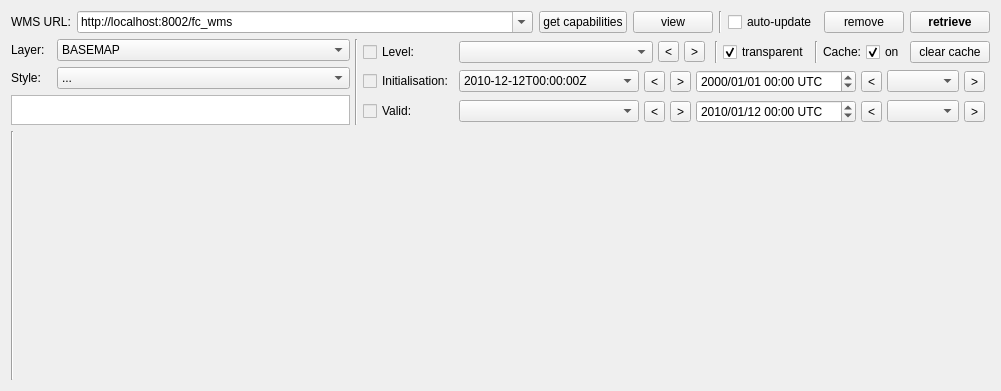
Old version of the form mslib/msui/ui/ui_wms_dockwidget.ui in the repository Open-MSS/MSS.
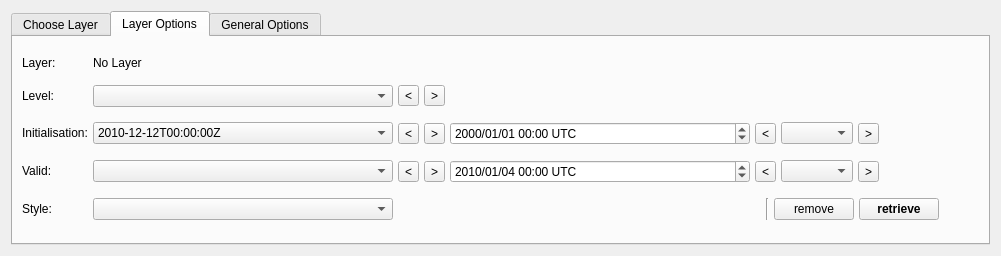
New version of the form. The open tabs and pages were chosen to show the change.

Commit message: Support multiple layer rendering

```diff
--- a/mslib/msui/ui/ui_wms_dockwidget.ui
+++ b/mslib/msui/ui/ui_wms_dockwidget.ui
@@ -7,7 +7,7 @@
     <x>0</x>
     <y>0</y>
     <width>1001</width>
-    <height>391</height>
+    <height>256</height>
    </rect>
   </property>
   <property name="sizePolicy">
@@ -27,6 +27,122 @@
   </property>
   <layout class="QVBoxLayout" name="verticalLayout_4">
    <item>
+    <widget class="QTabWidget" name="tabWidget">
+     <property name="sizePolicy">
+      <sizepolicy hsizetype="MinimumExpanding" vsizetype="MinimumExpanding">
+       <horstretch>0</horstretch>
+       <verstretch>0</verstretch>
+      </sizepolicy>
+     </property>
+     <property name="minimumSize">
+      <size>
+       <width>0</width>
+       <height>0</height>
+      </size>
+     </property>
+     <property name="maximumSize">
+      <size>
+       <width>16777215</width>
+       <height>16777215</height>
+      </size>
+     </property>
+     <property name="currentIndex">
+      <number>0</number>
+     </property>
+     <widget class="QWidget" name="tab">
+      <property name="sizePolicy">
+       <sizepolicy hsizetype="Expanding" vsizetype="Expanding">
+        <horstretch>0</horstretch>
+        <verstretch>0</verstretch>
+       </sizepolicy>
+      </property>
+      <attribute name="title">
+       <string>Choose Layer</string>
+      </attribute>
+      <layout class="QHBoxLayout" name="horizontalLayout">
+       <item>
+        <layout class="QVBoxLayout" name="verticalLayout">
+         <item>
+          <layout class="QHBoxLayout" name="horizontalLayout_6">
+           <item>
+            <widget class="QLabel" name="lFilter">
+             <property name="text">
+              <string>Layer Filter:</string>
+             </property>
+            </widget>
+           </item>
+           <item>
+            <widget class="QLineEdit" name="leMultiFilter">
+             <property name="sizePolicy">
+              <sizepolicy hsizetype="MinimumExpanding" vsizetype="Fixed">
+               <horstretch>0</horstretch>
+               <verstretch>0</verstretch>
+              </sizepolicy>
+             </property>
+            </widget>
+           </item>
+          </layout>
+         </item>
+         <item>
+          <widget class="QTreeWidget" name="listLayers">
+           <property name="sizePolicy">
+            <sizepolicy hsizetype="Preferred" vsizetype="Fixed">
+             <horstretch>0</horstretch>
+             <verstretch>0</verstretch>
+            </sizepolicy>
+           </property>
+           <property name="maximumSize">
+            <size>
+             <width>16777215</width>
+             <height>125</height>
+            </size>
+           </property>
+           <property name="autoFillBackground">
+            <bool>false</bool>
+           </property>
+           <property name="frameShape">
+            <enum>QFrame::StyledPanel</enum>
+           </property>
+           <property name="dragEnabled">
+            <bool>false</bool>
+           </property>
+           <property name="dragDropOverwriteMode">
+            <bool>false</bool>
+           </property>
+           <property name="alternatingRowColors">
+            <bool>true</bool>
+           </property>
+           <property name="animated">
+            <bool>false</bool>
+           </property>
+           <property name="headerHidden">
+            <bool>true</bool>
+           </property>
+           <property name="columnCount">
+            <number>2</number>
+           </property>
+           <attribute name="headerVisible">
+            <bool>false</bool>
+           </attribute>
+           <attribute name="headerCascadingSectionResizes">
+            <bool>true</bool>
+           </attribute>
+           <attribute name="headerStretchLastSection">
+            <bool>false</bool>
+           </attribute>
+           <column>
+            <property name="text">
+             <string notr="true">Name</string>
+            </property>
+           </column>
+           <column>
+            <property name="text">
+             <string>Priority</string>
+            </property>
+           </column>
+          </widget>
+         </item>
+         <item>
     <layout class="QHBoxLayout" name="horizontalLayout_9">
      <item>
       <widget class="QLabel" name="label_7">
@@ -84,388 +200,25 @@
        </property>
       </widget>
      </item>
-     <item>
-      <widget class="Line" name="line_4">
-       <property name="orientation">
-        <enum>Qt::Vertical</enum>
-       </property>
-      </widget>
-     </item>
-     <item>
-      <widget class="QCheckBox" name="cbAutoUpdate">
-       <property name="sizePolicy">
-        <sizepolicy hsizetype="Minimum" vsizetype="Minimum">
-         <horstretch>0</horstretch>
-         <verstretch>0</verstretch>
-        </sizepolicy>
-       </property>
-       <property name="maximumSize">
-        <size>
-         <width>200</width>
-         <height>16777215</height>
-        </size>
-       </property>
-       <property name="toolTip">
-        <string>Automatically request an updated map when the layer parameters have changed.</string>
-       </property>
-       <property name="text">
-        <string>auto-update</string>
-       </property>
-      </widget>
-     </item>
-     <item>
-      <widget class="QPushButton" name="btClearMap">
-       <property name="maximumSize">
-        <size>
-         <width>200</width>
-         <height>16777215</height>
-        </size>
-       </property>
-       <property name="text">
-        <string>remove</string>
-       </property>
-      </widget>
-     </item>
-     <item>
-      <widget class="QPushButton" name="btGetMap">
-       <property name="maximumSize">
-        <size>
-         <width>200</width>
-         <height>16777215</height>
-        </size>
-       </property>
-       <property name="font">
-        <font>
-         <weight>75</weight>
-         <bold>true</bold>
-        </font>
-       </property>
-       <property name="toolTip">
-        <string>&lt;html&gt;&lt;head/&gt;&lt;body&gt;&lt;p&gt;Request a map with the specifed parameters.&lt;/p&gt;&lt;p&gt;Keyboard shortcut: Enter&lt;/p&gt;&lt;/body&gt;&lt;/html&gt;</string>
-       </property>
-       <property name="text">
-        <string>retrieve</string>
-       </property>
-       <property name="shortcut">
-        <string>Return</string>
-       </property>
-      </widget>
-     </item>
-    </layout>
-   </item>
+          </layout>
+         </item>
+        </layout>
+       </item>
+      </layout>
+     </widget>
+     <widget class="QWidget" name="tab_2">
+      <attribute name="title">
+       <string>Layer Options</string>
+      </attribute>
+      <layout class="QHBoxLayout" name="horizontalLayout_2">
    <item>
     <layout class="QHBoxLayout" name="horizontalLayout_5">
      <property name="spacing">
       <number>5</number>
      </property>
-     <item>
-      <layout class="QVBoxLayout" name="verticalLayout">
-       <property name="spacing">
-        <number>6</number>
-       </property>
-       <property name="sizeConstraint">
-        <enum>QLayout::SetMinimumSize</enum>
-       </property>
-       <item>
-        <layout class="QHBoxLayout" name="horizontalLayout">
-         <item>
-          <widget class="QLabel" name="label_8">
-           <property name="sizePolicy">
-            <sizepolicy hsizetype="Fixed" vsizetype="Fixed">
-             <horstretch>0</horstretch>
-             <verstretch>0</verstretch>
-            </sizepolicy>
-           </property>
-           <property name="minimumSize">
-            <size>
-             <width>40</width>
-             <height>0</height>
-            </size>
-           </property>
-           <property name="text">
-            <string>Layer:</string>
-           </property>
-          </widget>
-         </item>
-         <item>
-          <widget class="QComboBox" name="cbLayer">
-           <property name="sizePolicy">
-            <sizepolicy hsizetype="MinimumExpanding" vsizetype="Fixed">
-             <horstretch>0</horstretch>
-             <verstretch>0</verstretch>
-            </sizepolicy>
-           </property>
-           <property name="minimumSize">
-            <size>
-             <width>200</width>
-             <height>0</height>
-            </size>
-           </property>
-           <property name="toolTip">
-            <string/>
-           </property>
-           <property name="styleSheet">
-            <string notr="true">QComboBox QAbstractItemView { min-width: 800px; }</string>
-           </property>
-           <property name="sizeAdjustPolicy">
-            <enum>QComboBox::AdjustToContentsOnFirstShow</enum>
-           </property>
-           <property name="minimumContentsLength">
-            <number>0</number>
-           </property>
-           <item>
-            <property name="text">
-             <string>BASEMAP</string>
-            </property>
-           </item>
-           <item>
-            <property name="text">
-             <string>MSLP</string>
-            </property>
-           </item>
-           <item>
-            <property name="text">
-             <string>TCC</string>
-            </property>
-           </item>
-          </widget>
-         </item>
-        </layout>
-       </item>
-       <item>
-        <layout class="QHBoxLayout" name="horizontalLayout_2">
-         <item>
-          <widget class="QLabel" name="label_11">
-           <property name="sizePolicy">
-            <sizepolicy hsizetype="Fixed" vsizetype="Fixed">
-             <horstretch>0</horstretch>
-             <verstretch>0</verstretch>
-            </sizepolicy>
-           </property>
-           <property name="minimumSize">
-            <size>
-             <width>40</width>
-             <height>0</height>
-            </size>
-           </property>
-           <property name="text">
-            <string>Style:</string>
-           </property>
-          </widget>
-         </item>
-         <item>
-          <widget class="QComboBox" name="cbStyle">
-           <property name="sizePolicy">
-            <sizepolicy hsizetype="MinimumExpanding" vsizetype="Fixed">
-             <horstretch>0</horstretch>
-             <verstretch>0</verstretch>
-            </sizepolicy>
-           </property>
-           <property name="minimumSize">
-            <size>
-             <width>200</width>
-             <height>0</height>
-            </size>
-           </property>
-           <property name="styleSheet">
-            <string notr="true">QComboBox QAbstractItemView { min-width: 600px; }</string>
-           </property>
-           <property name="sizeAdjustPolicy">
-            <enum>QComboBox::AdjustToContentsOnFirstShow</enum>
-           </property>
-           <property name="frame">
-            <bool>true</bool>
-           </property>
-           <item>
-            <property name="text">
-             <string>...</string>
-            </property>
-           </item>
-          </widget>
-         </item>
-        </layout>
-       </item>
-       <item>
-        <widget class="QTextEdit" name="teLayerAbstract">
-         <property name="sizePolicy">
-          <sizepolicy hsizetype="MinimumExpanding" vsizetype="Minimum">
-           <horstretch>0</horstretch>
-           <verstretch>0</verstretch>
-          </sizepolicy>
-         </property>
-         <property name="minimumSize">
-          <size>
-           <width>0</width>
-           <height>30</height>
-          </size>
-         </property>
-         <property name="readOnly">
-          <bool>true</bool>
-         </property>
-         <property name="html">
-          <string>&lt;!DOCTYPE HTML PUBLIC &quot;-//W3C//DTD HTML 4.0//EN&quot; &quot;http://www.w3.org/TR/REC-html40/strict.dtd&quot;&gt;
-&lt;html&gt;&lt;head&gt;&lt;meta name=&quot;qrichtext&quot; content=&quot;1&quot; /&gt;&lt;style type=&quot;text/css&quot;&gt;
-p, li { white-space: pre-wrap; }
-&lt;/style&gt;&lt;/head&gt;&lt;body style=&quot; font-family:'Sans Serif'; font-size:9pt; font-weight:400; font-style:normal;&quot;&gt;
-&lt;p style=&quot;-qt-paragraph-type:empty; margin-top:0px; margin-bottom:0px; margin-left:0px; margin-right:0px; -qt-block-indent:0; text-indent:0px; font-size:10pt;&quot;&gt;&lt;br /&gt;&lt;/p&gt;&lt;/body&gt;&lt;/html&gt;</string>
-         </property>
-        </widget>
-       </item>
-      </layout>
-     </item>
-     <item>
-      <widget class="Line" name="line_2">
-       <property name="sizePolicy">
-        <sizepolicy hsizetype="Fixed" vsizetype="Minimum">
-         <horstretch>0</horstretch>
-         <verstretch>0</verstretch>
-        </sizepolicy>
-       </property>
-       <property name="orientation">
-        <enum>Qt::Vertical</enum>
-       </property>
-      </widget>
-     </item>
      <item>
       <layout class="QGridLayout" name="gridLayout">
-       <item row="1" column="2">
-        <layout class="QHBoxLayout" name="horizontalLayout_3">
-         <item>
-          <widget class="QComboBox" name="cbInitTime">
-           <property name="sizePolicy">
-            <sizepolicy hsizetype="MinimumExpanding" vsizetype="Fixed">
-             <horstretch>1</horstretch>
-             <verstretch>0</verstretch>
-            </sizepolicy>
-           </property>
-           <property name="minimumSize">
-            <size>
-             <width>180</width>
-             <height>0</height>
-            </size>
-           </property>
-           <property name="maximumSize">
-            <size>
-             <width>300</width>
-             <height>16777215</height>
-            </size>
-           </property>
-           <property name="toolTip">
-            <string>Forecast initialisation time (base time) values provided by the WMS server.</string>
-           </property>
-           <item>
-            <property name="text">
-             <string>2010-12-12T00:00:00Z</string>
-            </property>
-           </item>
-          </widget>
-         </item>
-         <item>
-          <widget class="QToolButton" name="tbInitTime_cbback">
-           <property name="toolTip">
-            <string>Keyboard shortcut: alt-left</string>
-           </property>
-           <property name="text">
-            <string>&lt;</string>
-           </property>
-           <property name="shortcut">
-            <string>Alt+Left</string>
-           </property>
-          </widget>
-         </item>
-         <item>
-          <widget class="QToolButton" name="tbInitTime_cbfwd">
-           <property name="toolTip">
-            <string>Keyboard shortcut: alt-right</string>
-           </property>
-           <property name="text">
-            <string>&gt;</string>
-           </property>
-           <property name="shortcut">
-            <string>Alt+Right</string>
-           </property>
-          </widget>
-         </item>
-         <item>
-          <widget class="QDateTimeEdit" name="dteInitTime">
-           <property name="sizePolicy">
-            <sizepolicy hsizetype="MinimumExpanding" vsizetype="Fixed">
-             <horstretch>1</horstretch>
-             <verstretch>0</verstretch>
-            </sizepolicy>
-           </property>
-           <property name="minimumSize">
-            <size>
-             <width>160</width>
-             <height>0</height>
-            </size>
-           </property>
-           <property name="maximumSize">
-            <size>
-             <width>300</width>
-             <height>16777215</height>
-            </size>
-           </property>
-           <property name="font">
-            <font>
-             <weight>50</weight>
-             <bold>false</bold>
-             <strikeout>false</strikeout>
-            </font>
-           </property>
-           <property name="toolTip">
-            <string>You can also specify an initialisation date here.</string>
-           </property>
-           <property name="correctionMode">
-            <enum>QAbstractSpinBox::CorrectToPreviousValue</enum>
-           </property>
-           <property name="displayFormat">
-            <string>yyyy/MM/dd hh:mm UTC</string>
-           </property>
-           <property name="calendarPopup">
-            <bool>false</bool>
-           </property>
-           <property name="timeSpec">
-            <enum>Qt::UTC</enum>
-           </property>
-          </widget>
-         </item>
-         <item>
-          <widget class="QToolButton" name="tbInitTime_back">
-           <property name="text">
-            <string>&lt;</string>
-           </property>
-          </widget>
-         </item>
-         <item>
-          <widget class="QComboBox" name="cbInitTime_step"/>
-         </item>
-         <item>
-          <widget class="QToolButton" name="tbInitTime_fwd">
-           <property name="text">
-            <string>&gt;</string>
-           </property>
-          </widget>
-         </item>
-         <item>
-          <spacer name="horizontalSpacer_2">
-           <property name="orientation">
-            <enum>Qt::Horizontal</enum>
-           </property>
-           <property name="sizeType">
-            <enum>QSizePolicy::Expanding</enum>
-           </property>
-           <property name="sizeHint" stdset="0">
-            <size>
-             <width>5</width>
-             <height>20</height>
-            </size>
-           </property>
-          </spacer>
-         </item>
-        </layout>
-       </item>
-       <item row="2" column="2">
+           <item row="3" column="2">
         <layout class="QHBoxLayout" name="horizontalLayout_8">
          <item>
           <widget class="QComboBox" name="cbValidTime">
@@ -548,29 +301,29 @@
             <date>
              <year>2010</year>
              <month>1</month>
-             <day>12</day>
+                 <day>4</day>
             </date>
            </property>
            <property name="minimumDateTime">
             <datetime>
-             <hour>2</hour>
+                 <hour>18</hour>
              <minute>0</minute>
              <second>0</second>
-             <year>2000</year>
-             <month>1</month>
-             <day>1</day>
+                 <year>1999</year>
+                 <month>12</month>
+                 <day>31</day>
             </datetime>
            </property>
            <property name="minimumDate">
             <date>
-             <year>2000</year>
-             <month>1</month>
-             <day>1</day>
+                 <year>1999</year>
+                 <month>12</month>
+                 <day>31</day>
             </date>
            </property>
            <property name="minimumTime">
             <time>
-             <hour>2</hour>
+                 <hour>18</hour>
              <minute>0</minute>
              <second>0</second>
             </time>
@@ -622,6 +375,19 @@
         </layout>
        </item>
        <item row="0" column="2">
+            <widget class="QLabel" name="lLayerName">
+             <property name="sizePolicy">
+              <sizepolicy hsizetype="Minimum" vsizetype="Preferred">
+               <horstretch>0</horstretch>
+               <verstretch>0</verstretch>
+              </sizepolicy>
+             </property>
+             <property name="text">
+              <string>No Layer</string>
+             </property>
+            </widget>
+           </item>
+           <item row="1" column="2">
         <layout class="QHBoxLayout" name="horizontalLayout_4">
          <item>
           <widget class="QComboBox" name="cbLevel">
@@ -687,34 +453,328 @@
            </property>
           </spacer>
          </item>
-         <item>
-          <widget class="Line" name="line_5">
-           <property name="orientation">
-            <enum>Qt::Vertical</enum>
-           </property>
-          </widget>
-         </item>
-         <item>
-          <widget class="QCheckBox" name="cbTransparent">
-           <property name="text">
-            <string>transparent</string>
-           </property>
-           <property name="checked">
-            <bool>true</bool>
-           </property>
-          </widget>
-         </item>
-         <item>
-          <widget class="Line" name="line_3">
-           <property name="orientation">
-            <enum>Qt::Vertical</enum>
-           </property>
-          </widget>
-         </item>
-         <item>
+            </layout>
+           </item>
+           <item row="1" column="0">
           <widget class="QLabel" name="label">
+             <property name="sizePolicy">
+              <sizepolicy hsizetype="Minimum" vsizetype="Fixed">
+               <horstretch>0</horstretch>
+               <verstretch>0</verstretch>
+              </sizepolicy>
+             </property>
            <property name="text">
-            <string>Cache:</string>
+              <string>Level:</string>
+             </property>
+            </widget>
+           </item>
+           <item row="4" column="0">
+            <widget class="QLabel" name="label_4">
+             <property name="sizePolicy">
+              <sizepolicy hsizetype="Minimum" vsizetype="Fixed">
+               <horstretch>0</horstretch>
+               <verstretch>0</verstretch>
+              </sizepolicy>
+             </property>
+             <property name="text">
+              <string>Style:</string>
+             </property>
+            </widget>
+           </item>
+           <item row="3" column="0">
+            <widget class="QLabel" name="label_3">
+             <property name="sizePolicy">
+              <sizepolicy hsizetype="Minimum" vsizetype="Fixed">
+               <horstretch>0</horstretch>
+               <verstretch>0</verstretch>
+              </sizepolicy>
+             </property>
+             <property name="text">
+              <string>Valid:</string>
+             </property>
+            </widget>
+           </item>
+           <item row="2" column="0">
+            <widget class="QLabel" name="label_2">
+             <property name="sizePolicy">
+              <sizepolicy hsizetype="Minimum" vsizetype="Fixed">
+               <horstretch>0</horstretch>
+               <verstretch>0</verstretch>
+              </sizepolicy>
+             </property>
+             <property name="text">
+              <string>Initialisation:</string>
+             </property>
+            </widget>
+           </item>
+           <item row="0" column="0">
+            <widget class="QLabel" name="label_5">
+             <property name="sizePolicy">
+              <sizepolicy hsizetype="Minimum" vsizetype="Fixed">
+               <horstretch>0</horstretch>
+               <verstretch>0</verstretch>
+              </sizepolicy>
+             </property>
+             <property name="text">
+              <string>Layer:</string>
+             </property>
+            </widget>
+           </item>
+           <item row="2" column="2">
+            <layout class="QHBoxLayout" name="horizontalLayout_3">
+             <item>
+              <widget class="QComboBox" name="cbInitTime">
+               <property name="sizePolicy">
+                <sizepolicy hsizetype="MinimumExpanding" vsizetype="Fixed">
+                 <horstretch>1</horstretch>
+                 <verstretch>0</verstretch>
+                </sizepolicy>
+               </property>
+               <property name="minimumSize">
+                <size>
+                 <width>180</width>
+                 <height>0</height>
+                </size>
+               </property>
+               <property name="maximumSize">
+                <size>
+                 <width>300</width>
+                 <height>16777215</height>
+                </size>
+               </property>
+               <property name="toolTip">
+                <string>Forecast initialisation time (base time) values provided by the WMS server.</string>
+               </property>
+               <item>
+                <property name="text">
+                 <string>2010-12-12T00:00:00Z</string>
+                </property>
+               </item>
+              </widget>
+             </item>
+             <item>
+              <widget class="QToolButton" name="tbInitTime_cbback">
+               <property name="toolTip">
+                <string>Keyboard shortcut: alt-left</string>
+               </property>
+               <property name="text">
+                <string>&lt;</string>
+               </property>
+               <property name="shortcut">
+                <string>Alt+Left</string>
+               </property>
+              </widget>
+             </item>
+             <item>
+              <widget class="QToolButton" name="tbInitTime_cbfwd">
+               <property name="toolTip">
+                <string>Keyboard shortcut: alt-right</string>
+               </property>
+               <property name="text">
+                <string>&gt;</string>
+               </property>
+               <property name="shortcut">
+                <string>Alt+Right</string>
+               </property>
+              </widget>
+             </item>
+             <item>
+              <widget class="QDateTimeEdit" name="dteInitTime">
+               <property name="sizePolicy">
+                <sizepolicy hsizetype="MinimumExpanding" vsizetype="Fixed">
+                 <horstretch>1</horstretch>
+                 <verstretch>0</verstretch>
+                </sizepolicy>
+               </property>
+               <property name="minimumSize">
+                <size>
+                 <width>160</width>
+                 <height>0</height>
+                </size>
+               </property>
+               <property name="maximumSize">
+                <size>
+                 <width>300</width>
+                 <height>16777215</height>
+                </size>
+               </property>
+               <property name="font">
+                <font>
+                 <weight>50</weight>
+                 <bold>false</bold>
+                 <strikeout>false</strikeout>
+                </font>
+               </property>
+               <property name="toolTip">
+                <string>You can also specify an initialisation date here.</string>
+               </property>
+               <property name="correctionMode">
+                <enum>QAbstractSpinBox::CorrectToPreviousValue</enum>
+               </property>
+               <property name="displayFormat">
+                <string>yyyy/MM/dd hh:mm UTC</string>
+               </property>
+               <property name="calendarPopup">
+                <bool>false</bool>
+               </property>
+               <property name="timeSpec">
+                <enum>Qt::UTC</enum>
+               </property>
+              </widget>
+             </item>
+             <item>
+              <widget class="QToolButton" name="tbInitTime_back">
+               <property name="text">
+                <string>&lt;</string>
+               </property>
+              </widget>
+             </item>
+             <item>
+              <widget class="QComboBox" name="cbInitTime_step"/>
+             </item>
+             <item>
+              <widget class="QToolButton" name="tbInitTime_fwd">
+               <property name="text">
+                <string>&gt;</string>
+               </property>
+              </widget>
+             </item>
+             <item>
+              <spacer name="horizontalSpacer_2">
+               <property name="orientation">
+                <enum>Qt::Horizontal</enum>
+               </property>
+               <property name="sizeType">
+                <enum>QSizePolicy::Expanding</enum>
+               </property>
+               <property name="sizeHint" stdset="0">
+                <size>
+                 <width>5</width>
+                 <height>20</height>
+                </size>
+               </property>
+              </spacer>
+             </item>
+            </layout>
+           </item>
+           <item row="4" column="2">
+            <layout class="QHBoxLayout" name="horizontalLayout_13">
+             <item>
+              <widget class="QComboBox" name="cbStyle">
+               <property name="sizePolicy">
+                <sizepolicy hsizetype="Expanding" vsizetype="Fixed">
+                 <horstretch>0</horstretch>
+                 <verstretch>0</verstretch>
+                </sizepolicy>
+               </property>
+               <property name="minimumSize">
+                <size>
+                 <width>180</width>
+                 <height>0</height>
+                </size>
+               </property>
+               <property name="maximumSize">
+                <size>
+                 <width>300</width>
+                 <height>16777215</height>
+                </size>
+               </property>
+              </widget>
+             </item>
+             <item>
+              <spacer name="horizontalSpacer_4">
+               <property name="orientation">
+                <enum>Qt::Horizontal</enum>
+               </property>
+               <property name="sizeHint" stdset="0">
+                <size>
+                 <width>40</width>
+                 <height>20</height>
+                </size>
+               </property>
+              </spacer>
+             </item>
+             <item>
+              <widget class="Line" name="line">
+               <property name="orientation">
+                <enum>Qt::Vertical</enum>
+               </property>
+              </widget>
+             </item>
+             <item>
+              <widget class="QPushButton" name="btClearMap">
+               <property name="maximumSize">
+                <size>
+                 <width>200</width>
+                 <height>16777215</height>
+                </size>
+               </property>
+               <property name="text">
+                <string>remove</string>
+               </property>
+              </widget>
+             </item>
+             <item>
+              <widget class="QPushButton" name="btGetMap">
+               <property name="maximumSize">
+                <size>
+                 <width>200</width>
+                 <height>16777215</height>
+                </size>
+               </property>
+               <property name="font">
+                <font>
+                 <weight>75</weight>
+                 <bold>true</bold>
+                </font>
+               </property>
+               <property name="toolTip">
+                <string>&lt;html&gt;&lt;head/&gt;&lt;body&gt;&lt;p&gt;Request a map with the specifed parameters.&lt;/p&gt;&lt;p&gt;Keyboard shortcut: Enter&lt;/p&gt;&lt;/body&gt;&lt;/html&gt;</string>
+               </property>
+               <property name="text">
+                <string>retrieve</string>
+               </property>
+               <property name="shortcut">
+                <string>Return</string>
+               </property>
+              </widget>
+             </item>
+             <item>
+              <spacer name="horizontalSpacer_5">
+               <property name="orientation">
+                <enum>Qt::Horizontal</enum>
+               </property>
+               <property name="sizeType">
+                <enum>QSizePolicy::Preferred</enum>
+               </property>
+               <property name="sizeHint" stdset="0">
+                <size>
+                 <width>40</width>
+                 <height>20</height>
+                </size>
+               </property>
+              </spacer>
+             </item>
+            </layout>
+           </item>
+          </layout>
+         </item>
+        </layout>
+       </item>
+      </layout>
+     </widget>
+     <widget class="QWidget" name="tab_3">
+      <attribute name="title">
+       <string>General Options</string>
+      </attribute>
+      <layout class="QVBoxLayout" name="verticalLayout_2">
+       <item>
+        <widget class="QCheckBox" name="cbTransparent">
+         <property name="text">
+          <string>Transparent Layers</string>
+         </property>
+         <property name="checked">
+          <bool>true</bool>
            </property>
           </widget>
          </item>
@@ -724,7 +784,7 @@
             <string>Enable the image cache (retrieved images will be stored locally to speed up repeated retrievals).</string>
            </property>
            <property name="text">
-            <string>on</string>
+          <string>Use Cache</string>
            </property>
            <property name="checked">
             <bool>true</bool>
@@ -734,207 +794,53 @@
            </property>
           </widget>
          </item>
+       <item>
+        <widget class="QCheckBox" name="cbAutoUpdate">
+         <property name="sizePolicy">
+          <sizepolicy hsizetype="Minimum" vsizetype="Fixed">
+           <horstretch>0</horstretch>
+           <verstretch>0</verstretch>
+          </sizepolicy>
+         </property>
+         <property name="maximumSize">
+          <size>
+           <width>200</width>
+           <height>16777215</height>
+          </size>
+         </property>
+         <property name="toolTip">
+          <string>Automatically request an updated map when the layer parameters have changed.</string>
+         </property>
+         <property name="text">
+          <string>Auto-Update</string>
+         </property>
+        </widget>
+       </item>
          <item>
           <widget class="QPushButton" name="btClearCache">
+         <property name="maximumSize">
+          <size>
+           <width>100</width>
+           <height>16777215</height>
+          </size>
+         </property>
            <property name="toolTip">
             <string>Clear all cache contents.</string>
            </property>
            <property name="text">
-            <string>clear cache</string>
-           </property>
-          </widget>
-         </item>
-        </layout>
-       </item>
-       <item row="2" column="0">
-        <widget class="QCheckBox" name="cbValidOn">
-         <property name="enabled">
-          <bool>false</bool>
-         </property>
-         <property name="minimumSize">
-          <size>
-           <width>0</width>
-           <height>0</height>
-          </size>
-         </property>
-         <property name="maximumSize">
-          <size>
-           <width>120</width>
-           <height>16777215</height>
-          </size>
-         </property>
-         <property name="palette">
-          <palette>
-           <active>
-            <colorrole role="WindowText">
-             <brush brushstyle="SolidPattern">
-              <color alpha="255">
-               <red>20</red>
-               <green>19</green>
-               <blue>18</blue>
-              </color>
-             </brush>
-            </colorrole>
-           </active>
-           <inactive>
-            <colorrole role="WindowText">
-             <brush brushstyle="SolidPattern">
-              <color alpha="255">
-               <red>20</red>
-               <green>19</green>
-               <blue>18</blue>
-              </color>
-             </brush>
-            </colorrole>
-           </inactive>
-           <disabled>
-            <colorrole role="WindowText">
-             <brush brushstyle="SolidPattern">
-              <color alpha="255">
-               <red>0</red>
-               <green>0</green>
-               <blue>0</blue>
-              </color>
-             </brush>
-            </colorrole>
-           </disabled>
-          </palette>
-         </property>
-         <property name="text">
-          <string>Valid:</string>
-         </property>
-        </widget>
-       </item>
-       <item row="0" column="0">
-        <widget class="QCheckBox" name="cbLevelOn">
-         <property name="enabled">
-          <bool>false</bool>
-         </property>
-         <property name="minimumSize">
-          <size>
-           <width>0</width>
-           <height>0</height>
-          </size>
-         </property>
-         <property name="maximumSize">
-          <size>
-           <width>120</width>
-           <height>16777215</height>
-          </size>
-         </property>
-         <property name="palette">
-          <palette>
-           <active>
-            <colorrole role="WindowText">
-             <brush brushstyle="SolidPattern">
-              <color alpha="255">
-               <red>20</red>
-               <green>19</green>
-               <blue>18</blue>
-              </color>
-             </brush>
-            </colorrole>
-           </active>
-           <inactive>
-            <colorrole role="WindowText">
-             <brush brushstyle="SolidPattern">
-              <color alpha="255">
-               <red>20</red>
-               <green>19</green>
-               <blue>18</blue>
-              </color>
-             </brush>
-            </colorrole>
-           </inactive>
-           <disabled>
-            <colorrole role="WindowText">
-             <brush brushstyle="SolidPattern">
-              <color alpha="255">
-               <red>0</red>
-               <green>0</green>
-               <blue>0</blue>
-              </color>
-             </brush>
-            </colorrole>
-           </disabled>
-          </palette>
-         </property>
-         <property name="text">
-          <string>Level:</string>
-         </property>
-         <property name="checkable">
-          <bool>true</bool>
-         </property>
-        </widget>
-       </item>
-       <item row="1" column="0">
-        <widget class="QCheckBox" name="cbInitialisationOn">
-         <property name="enabled">
-          <bool>false</bool>
-         </property>
-         <property name="minimumSize">
-          <size>
-           <width>0</width>
-           <height>0</height>
-          </size>
-         </property>
-         <property name="maximumSize">
-          <size>
-           <width>120</width>
-           <height>16777215</height>
-          </size>
-         </property>
-         <property name="palette">
-          <palette>
-           <active>
-            <colorrole role="WindowText">
-             <brush brushstyle="SolidPattern">
-              <color alpha="255">
-               <red>20</red>
-               <green>19</green>
-               <blue>18</blue>
-              </color>
-             </brush>
-            </colorrole>
-           </active>
-           <inactive>
-            <colorrole role="WindowText">
-             <brush brushstyle="SolidPattern">
-              <color alpha="255">
-               <red>20</red>
-               <green>19</green>
-               <blue>18</blue>
-              </color>
-             </brush>
-            </colorrole>
-           </inactive>
-           <disabled>
-            <colorrole role="WindowText">
-             <brush brushstyle="SolidPattern">
-              <color alpha="255">
-               <red>0</red>
-               <green>0</green>
-               <blue>0</blue>
-              </color>
-             </brush>
-            </colorrole>
-           </disabled>
-          </palette>
-         </property>
-         <property name="text">
-          <string>Initialisation:</string>
-         </property>
-        </widget>
-       </item>
-      </layout>
-     </item>
-    </layout>
+          <string>Clear Cache</string>
+         </property>
+        </widget>
    </item>
    <item>
-    <widget class="Line" name="line">
-     <property name="orientation">
-      <enum>Qt::Vertical</enum>
-     </property>
+        <layout class="QHBoxLayout" name="horizontalLayout_7">
+         <property name="sizeConstraint">
+          <enum>QLayout::SetDefaultConstraint</enum>
+         </property>
+        </layout>
+       </item>
+      </layout>
+     </widget>
     </widget>
    </item>
   </layout>
```
Lines whose indentation alone changed are shown as unchanged. The commit also changes 6 other files.
